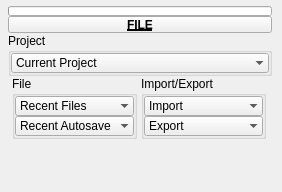
Before: the Qt Designer form tentacle/ui/uiLevel_3/file.ui in m3trik/tentacle, drawn with Qt 5.
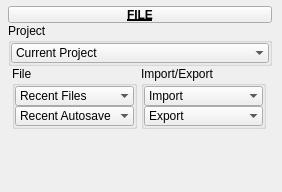
After: the same form once the commit is applied. Custom widgets are drawn as their Qt base class.

What changed in the file:
```diff
--- a/tentacle/ui/uiLevel_3/file.ui
+++ b/tentacle/ui/uiLevel_3/file.ui
@@ -51,7 +51,7 @@
      <property name="spacing">
       <number>0</number>
      </property>
-     <item row="4" column="1" colspan="2">
+     <item row="3" column="1" colspan="2">
       <layout class="QHBoxLayout" name="horizontalLayout">
        <item>
         <layout class="QVBoxLayout" name="verticalLayout">
@@ -288,34 +288,6 @@
       </layout>
      </item>
      <item row="0" column="1" colspan="2">
-      <widget class="ProgressBar" name="progressBar">
-       <property name="sizePolicy">
-        <sizepolicy hsizetype="Ignored" vsizetype="Fixed">
-         <horstretch>0</horstretch>
-         <verstretch>0</verstretch>
-        </sizepolicy>
-       </property>
-       <property name="minimumSize">
-        <size>
-         <width>0</width>
-         <height>10</height>
-        </size>
-       </property>
-       <property name="maximumSize">
-        <size>
-         <width>16777215</width>
-         <height>10</height>
-        </size>
-       </property>
-       <property name="value">
-        <number>0</number>
-       </property>
-       <property name="textVisible">
-        <bool>false</bool>
-       </property>
-      </widget>
-     </item>
-     <item row="1" column="1" colspan="2">
       <widget class="PushButtonDraggable" name="draggable_header">
        <property name="minimumSize">
         <size>
@@ -347,7 +319,7 @@
      <item row="2" column="1" colspan="2">
       <layout class="QGridLayout" name="gridLayout"/>
      </item>
-     <item row="3" column="1" colspan="2">
+     <item row="2" column="1" colspan="2">
       <widget class="QGroupBox" name="Project">
        <property name="minimumSize">
         <size>
@@ -423,11 +395,6 @@
    <extends>QPushButton</extends>
    <header>widgets.pushbuttondraggable.h</header>
   </customwidget>
-  <customwidget>
-   <class>ProgressBar</class>
-   <extends>QProgressBar</extends>
-   <header>widgets.progressbar.h</header>
-  </customwidget>
   <customwidget>
    <class>ComboBox</class>
    <extends>QComboBox</extends>
```
Left out of the diff: 2 changed lines with no effect on the pictures.
